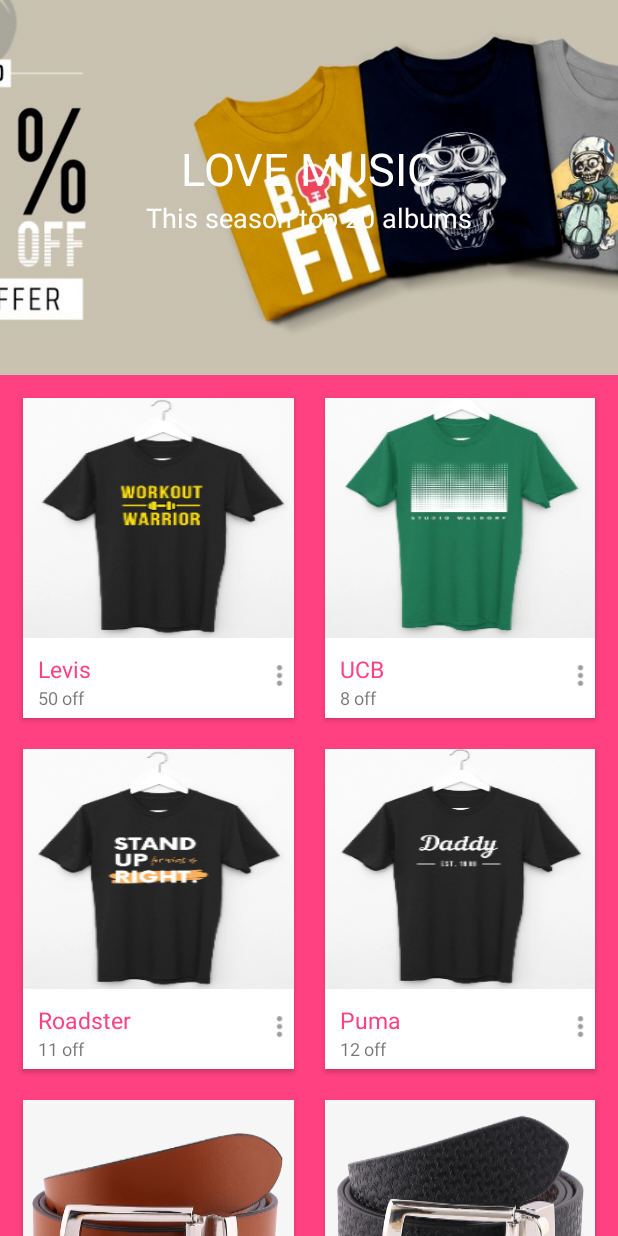
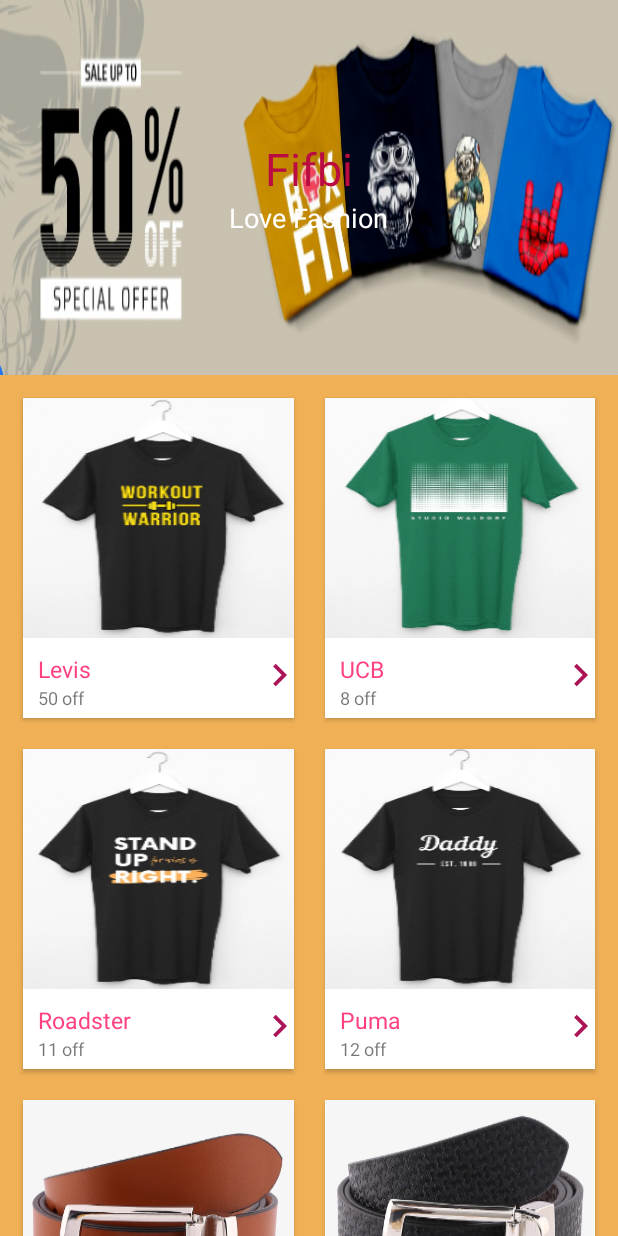
Before and after one commit to deewanshi/snackorder, an Android app: the screen it shows after launch (DashBoard), on a phone screen of 412 x 824 dp. Run offline under Robolectric (Android 15) with nearby library versions, the light colour scheme and no system bars.

Commit message:
color changes

```diff
--- a/app/src/main/java/com/example/indydesk/Album.java
+++ b/app/src/main/java/com/example/indydesk/Album.java
@@ -49,14 +49,14 @@
     @Override
     public void writeToParcel(Parcel dest, int flags) {
         dest.writeString(this.name);
-        dest.writeInt(this.numOfSongs);
+        dest.writeInt(this.discount);
         dest.writeInt(this.thumbnail);
 
     }
 
     protected Album(Parcel in){
         this.name=in.readString();
-        this.numOfSongs=in.readInt();
+        this.discount=in.readInt();
         this.thumbnail=in.readInt();
     }
 
--- /dev/null
+++ b/app/src/main/res/drawable/ic_keyboard_arrow_right_pink_800_36dp.xml
@@ -0,0 +1,4 @@
+<?xml version="1.0" encoding="UTF-8" standalone="no"?>
+<vector xmlns:android="http://schemas.android.com/apk/res/android" android:height="36dp" android:viewportHeight="24.0" android:viewportWidth="24.0" android:width="36dp">
+    <path android:fillColor="#AD1457" android:pathData="M8.59,16.34l4.58,-4.59 -4.58,-4.59L10,5.75l6,6 -6,6z"/>
+</vector>
--- a/app/src/main/res/layout/activity_dash_board.xml
+++ b/app/src/main/res/layout/activity_dash_board.xml
@@ -34,8 +34,9 @@
                     android:layout_width="match_parent"
                     android:layout_height="match_parent"
                     android:fitsSystemWindows="true"
-                    android:scaleType="centerCrop"
-                    app:layout_collapseMode="parallax" />
+                    android:scaleType="fitXY"
+                    app:layout_collapseMode="parallax"
+                    />
 
                 <LinearLayout
                     android:layout_width="wrap_content"
@@ -49,7 +50,7 @@
                         android:layout_width="wrap_content"
                         android:layout_height="wrap_content"
                         android:text="@string/backdrop_title"
-                        android:textColor="@android:color/white"
+                        android:textColor="#BB0C42"
                         android:textSize="@dimen/backdrop_title" />
 
                     <TextView
--- a/app/src/main/res/layout/album_card.xml
+++ b/app/src/main/res/layout/album_card.xml
@@ -44,7 +44,8 @@
                 android:paddingBottom="@dimen/songs_count_padding_bottom"
                 android:paddingLeft="@dimen/album_title_padding"
                 android:paddingRight="@dimen/album_title_padding"
-                android:textSize="@dimen/songs_count" />
+                android:textSize="@dimen/songs_count"
+                />
 
             <ImageView
                 android:id="@+id/overflow"
@@ -54,7 +55,7 @@
                 android:layout_below="@id/thumbnail"
                 android:layout_marginTop="@dimen/ic_album_overflow_margin_top"
                 android:scaleType="centerCrop"
-                android:src="@drawable/ic_dots" />
+                android:src="@drawable/ic_keyboard_arrow_right_pink_800_36dp" />
 
         </RelativeLayout>
 
--- a/app/src/main/res/layout/content_main.xml
+++ b/app/src/main/res/layout/content_main.xml
@@ -4,7 +4,7 @@
     xmlns:tools="http://schemas.android.com/tools"
     android:layout_width="match_parent"
     android:layout_height="match_parent"
-    android:background="@color/colorAccent"
+    android:background="#F0B156"
     app:layout_behavior="@string/appbar_scrolling_view_behavior"
     tools:context=".DashBoard"
     tools:showIn="@layout/activity_dash_board">
--- a/app/src/main/res/values/strings.xml
+++ b/app/src/main/res/values/strings.xml
@@ -3,8 +3,8 @@
     <string name="action_settings">Settings</string>
     <string name="action_add_favourite">Add to Favourites</string>
     <string name="action_play_next">Play Next</string>
-    <string name="backdrop_title">LOVE MUSIC</string>
-    <string name="backdrop_subtitle">This season top 20 albums</string>
+    <string name="backdrop_title">Fifbi</string>
+    <string name="backdrop_subtitle">Love Fashion</string>
 
 
     <string name="action_sign_in_short">Register</string>
```
